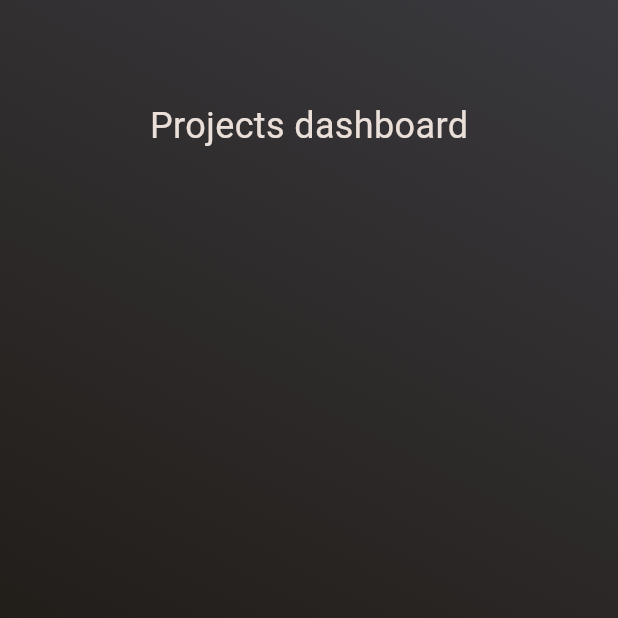
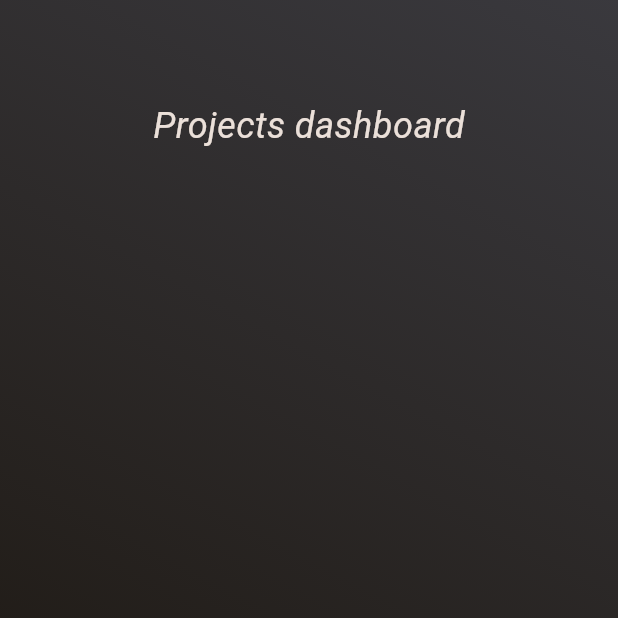
Before and after one commit to meza360/simple-flutter-app, a Flutter app: the screen it shows after launch, on a phone screen of 412 x 824 dp, the part 534-1152 px from its top. Run offline on Flutter 3.47's test engine with Material 3 defaults, Android fonts, the phone set to English and light mode, and no system bars; our stand-ins replace hexcolor.

```diff
--- a/lib/main_body.dart
+++ b/lib/main_body.dart
@@ -1,3 +1,4 @@
+import 'package:first_app/main_text.dart';
 import 'package:flutter/material.dart';
 import 'package:hexcolor/hexcolor.dart';
 
@@ -13,9 +14,8 @@ class MainBody extends StatelessWidget {
               colors: [HexColor('#201B16'), HexColor('#45464F')],
               begin: Alignment.bottomLeft,
               end: Alignment.topRight)),
-      child: Center(
-        child: Text('Projects dashboard',
-            style: TextStyle(color: HexColor('#EBE0D9'), fontSize: 24.0)),
+      child: const Center(
+        child: MainText(),
       ),
     );
   }
--- /dev/null
+++ b/lib/main_text.dart
@@ -0,0 +1,14 @@
+import 'package:flutter/material.dart';
+import 'package:hexcolor/hexcolor.dart';
+
+class MainText extends StatelessWidget {
+  const MainText({super.key});
+  @override
+  Widget build(context) {
+    return Text('Projects dashboard',
+        style: TextStyle(
+            color: HexColor('#EBE0D9'),
+            fontSize: 24.0,
+            fontStyle: FontStyle.italic));
+  }
+}
```
